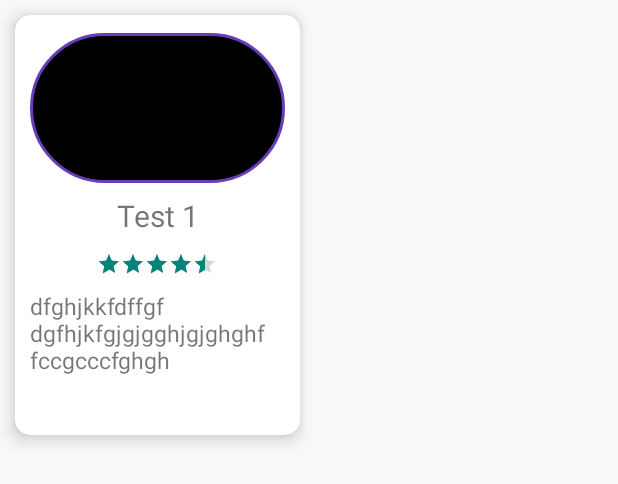
After one commit to jyotiradityajmj1810/Placement_Ready, an Android app: the layout mostviewed_card_design.xml on its own in the app's theme, with its tools: preview values and no code run, on a phone screen of 412 x 824 dp. The commit adds this screen. Shown: the top 484 px of the screen. Run offline under Robolectric (Android 15) with nearby library versions, the phone set to English and light mode, and no system bars.

Commit message:
mostviewed card view added

```diff
--- /dev/null
+++ b/app/src/main/java/com/example/placement_ready/HelperClasses/Homeadepter/mostviewed_helperClass.java
@@ -0,0 +1,4 @@
+package com.example.placement_ready.HelperClasses.Homeadepter;
+
+public class mostviewed_helperClass {
+}
--- a/app/src/main/java/com/example/placement_ready/User/UserDashboard.java
+++ b/app/src/main/java/com/example/placement_ready/User/UserDashboard.java
@@ -1,18 +1,32 @@
 package com.example.placement_ready.User;
 
 import androidx.appcompat.app.AppCompatActivity;
+import androidx.recyclerview.widget.LinearLayoutManager;
+import androidx.recyclerview.widget.RecyclerView;
 
 import android.os.Bundle;
 import android.view.WindowManager;
+import android.widget.LinearLayout;
 
 import com.example.placement_ready.R;
 
 public class UserDashboard extends AppCompatActivity {
+    RecyclerView mostviewed_recylerView;
 
     @Override
     protected void onCreate(Bundle savedInstanceState) {
         super.onCreate(savedInstanceState);
         getWindow().setFlags(WindowManager.LayoutParams.FLAG_FULLSCREEN,WindowManager.LayoutParams.FLAG_FULLSCREEN);
         setContentView(R.layout.activity_user_dashboard);
+
+        mostviewed_recylerView=findViewById(R.id.mostviewed_recylerView);
+        mostviewed_recylerView();
+
+    }
+
+    private void mostviewed_recylerView() {
+
+        mostviewed_recylerView.setHasFixedSize(true);
+        mostviewed_recylerView.setLayoutManager(new LinearLayoutManager(this, LinearLayoutManager.VERTICAL,false));
     }
 }
--- a/app/src/main/res/layout/activity_user_dashboard.xml
+++ b/app/src/main/res/layout/activity_user_dashboard.xml
@@ -96,7 +96,7 @@
                     android:layout_width="match_parent"
                     android:layout_height="40dp"
                     android:layout_below="@id/app_name"
-                    android:background="#EDE0F6"
+                    android:background="@drawable/cards"
                     android:layout_marginLeft="38dp"
                     android:layout_marginRight="38dp"
                     android:layout_marginTop="15dp"
@@ -238,6 +238,7 @@
                         android:padding="10dp">
 
                         <androidx.recyclerview.widget.RecyclerView
+                            android:id="@+id/mostviewed_recylerView"
                             android:layout_width="match_parent"
                             android:layout_height="wrap_content" />
 
@@ -281,7 +282,7 @@
                         android:layout_marginRight="10dp"
                         android:layout_marginLeft="10dp"
                         android:background="@color/active"
-                        android:orientation="vertical"
+                        android:orientation="horizontal"
                         android:alpha="0.4"
                         android:padding="10dp">
 
--- /dev/null
+++ b/app/src/main/res/layout/mostviewed_card_design.xml
@@ -0,0 +1,54 @@
+<?xml version="1.0" encoding="utf-8"?>
+<androidx.cardview.widget.CardView xmlns:android="http://schemas.android.com/apk/res/android"
+    android:layout_width="190dp"
+    android:layout_height="280dp"
+    xmlns:app="http://schemas.android.com/apk/res-auto"
+    app:cardCornerRadius="10dp"
+    app:cardElevation="8dp"
+    android:layout_margin="10dp">
+    <LinearLayout
+        android:layout_width="match_parent"
+        android:layout_height="wrap_content"
+        android:orientation="vertical"
+        android:padding="10dp">
+        <ImageView
+            android:id="@+id/mostviewed_image"
+            android:layout_width="match_parent"
+            android:layout_height="100dp"
+            android:layout_marginTop="2dp"
+            android:src="@drawable/btn1"
+            android:scaleType="center"/>
+
+        <TextView
+            android:id="@+id/mostviewed_name"
+            android:layout_width="match_parent"
+            android:layout_height="40dp"
+            android:text="Test 1"
+            android:layout_marginTop="2dp"
+            android:gravity="center"
+            android:textSize="20sp"/>
+
+        <RatingBar
+            android:id="@+id/mostviewed_rating"
+            style="@style/Widget.AppCompat.RatingBar.Small"
+            android:layout_width="wrap_content"
+            android:layout_height="wrap_content"
+            android:layout_gravity="center"
+            android:layout_marginTop="4dp"
+            android:rating="4.5" />
+        <TextView
+            android:id="@+id/mostviewed_desc"
+            android:layout_width="wrap_content"
+            android:layout_height="wrap_content"
+            android:text="dfghjkkfdffgf dgfhjkfgjgjgghjgjghghf fccgcccfghgh"
+            android:layout_gravity="center"
+            android:paddingTop="5dp"
+            android:layout_marginTop="4dp"
+            android:textSize="15sp"/>
+
+
+
+    </LinearLayout>
+
+
+</androidx.cardview.widget.CardView>
```
Also changed, not shown: app/src/main/res/drawable/dot1.png (deleted), app/src/main/res/drawable/dot2.png (deleted), app/src/main/res/drawable/dot3.png (deleted).
